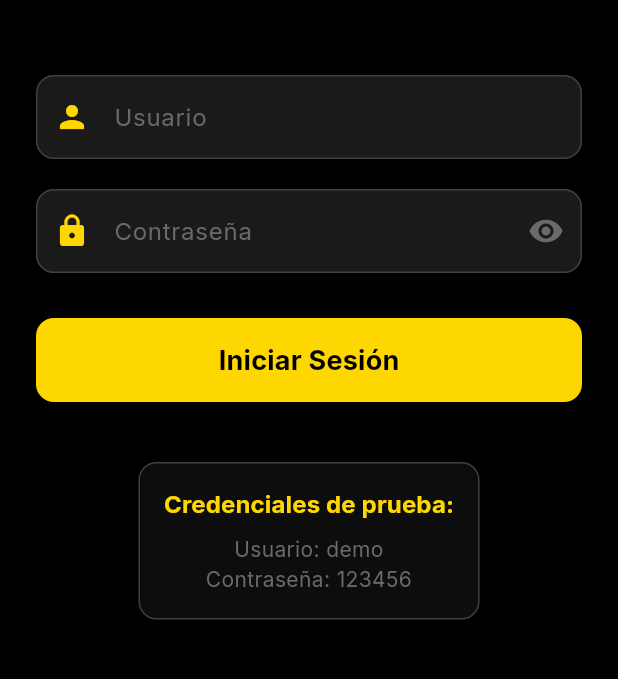
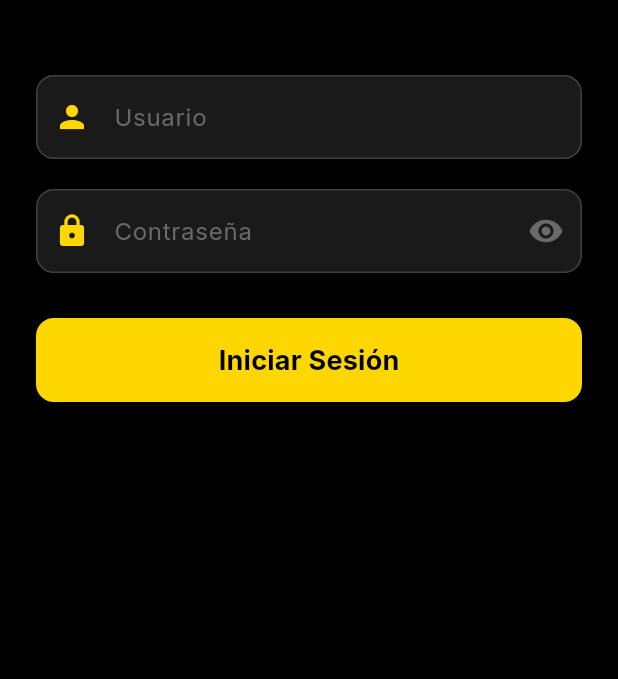
Before and after one commit to williamthegreatsaviour/gs-films, a Flutter app: the screen it shows after launch, on a phone screen of 412 x 824 dp, the part 417-1096 px from its top. Run offline on Flutter 3.47's test engine with Material 3 defaults, Android fonts, the phone set to English and light mode, and no system bars; our stand-ins replace flutter_secure_storage, google_fonts, shared_preferences, webview_flutter; accounts and stored records are empty; network calls fail.

```diff
--- a/lib/screens/login_screen.dart
+++ b/lib/screens/login_screen.dart
@@ -1,8 +1,8 @@
-import 'package:flutter/material.dart';
-import 'package:provider/provider.dart';
 import 'package:cinepulso/providers/auth_provider.dart';
 import 'package:cinepulso/screens/home_screen.dart';
 import 'package:cinepulso/theme.dart';
+import 'package:flutter/material.dart';
+import 'package:provider/provider.dart';
 
 class LoginScreen extends StatefulWidget {
   const LoginScreen({super.key});
@@ -92,23 +92,29 @@
                       controller: _usernameController,
                       decoration: InputDecoration(
                         labelText: 'Usuario',
-                        labelStyle: const TextStyle(color: GSFilmsColors.lightGray),
-                        prefixIcon: const Icon(Icons.person, color: GSFilmsColors.neonGold),
+                        labelStyle:
+                            const TextStyle(color: GSFilmsColors.lightGray),
+                        prefixIcon: const Icon(Icons.person,
+                            color: GSFilmsColors.neonGold),
                         enabledBorder: OutlineInputBorder(
                           borderRadius: BorderRadius.circular(12),
-                          borderSide: const BorderSide(color: GSFilmsColors.mediumGray),
+                          borderSide:
+                              const BorderSide(color: GSFilmsColors.mediumGray),
                         ),
                         focusedBorder: OutlineInputBorder(
                           borderRadius: BorderRadius.circular(12),
-                          borderSide: const BorderSide(color: GSFilmsColors.neonGold),
+                          borderSide:
+                              const BorderSide(color: GSFilmsColors.neonGold),
                         ),
                         errorBorder: OutlineInputBorder(
                           borderRadius: BorderRadius.circular(12),
-                          borderSide: const BorderSide(color: GSFilmsColors.error),
+                          borderSide:
+                              const BorderSide(color: GSFilmsColors.error),
                         ),
                         focusedErrorBorder: OutlineInputBorder(
                           borderRadius: BorderRadius.circular(12),
-                          borderSide: const BorderSide(color: GSFilmsColors.error),
+                          borderSide:
+                              const BorderSide(color: GSFilmsColors.error),
                         ),
                         filled: true,
                         fillColor: GSFilmsColors.charcoal,
@@ -128,11 +134,15 @@
                       obscureText: _obscurePassword,
                       decoration: InputDecoration(
                         labelText: 'Contraseña',
-                        labelStyle: const TextStyle(color: GSFilmsColors.lightGray),
-                        prefixIcon: const Icon(Icons.lock, color: GSFilmsColors.neonGold),
+                        labelStyle:
+                            const TextStyle(color: GSFilmsColors.lightGray),
+                        prefixIcon: const Icon(Icons.lock,
+                            color: GSFilmsColors.neonGold),
                         suffixIcon: IconButton(
                           icon: Icon(
-                            _obscurePassword ? Icons.visibility : Icons.visibility_off,
+                            _obscurePassword
+                                ? Icons.visibility
+                                : Icons.visibility_off,
                             color: GSFilmsColors.lightGray,
                           ),
                           onPressed: () {
@@ -143,19 +153,23 @@
                         ),
                         enabledBorder: OutlineInputBorder(
                           borderRadius: BorderRadius.circular(12),
-                          borderSide: const BorderSide(color: GSFilmsColors.mediumGray),
+                          borderSide:
+                              const BorderSide(color: GSFilmsColors.mediumGray),
                         ),
                         focusedBorder: OutlineInputBorder(
                           borderRadius: BorderRadius.circular(12),
-                          borderSide: const BorderSide(color: GSFilmsColors.neonGold),
+                          borderSide:
+                              const BorderSide(color: GSFilmsColors.neonGold),
                         ),
                         errorBorder: OutlineInputBorder(
                           borderRadius: BorderRadius.circular(12),
-                          borderSide: const BorderSide(color: GSFilmsColors.error),
+                          borderSide:
+                              const BorderSide(color: GSFilmsColors.error),
                         ),
                         focusedErrorBorder: OutlineInputBorder(
                           borderRadius: BorderRadius.circular(12),
-                          borderSide: const BorderSide(color: GSFilmsColors.error),
+                          borderSide:
+                              const BorderSide(color: GSFilmsColors.error),
                         ),
                         filled: true,
                         fillColor: GSFilmsColors.charcoal,
@@ -178,18 +192,22 @@
                               Container(
                                 padding: const EdgeInsets.all(12),
                                 decoration: BoxDecoration(
-                                  color: GSFilmsColors.error.withValues(alpha: 0.1),
+                                  color: GSFilmsColors.error
+                                      .withValues(alpha: 0.1),
                                   borderRadius: BorderRadius.circular(8),
-                                  border: Border.all(color: GSFilmsColors.error),
+                                  border:
+                                      Border.all(color: GSFilmsColors.error),
                                 ),
                                 child: Row(
                                   children: [
-                                    const Icon(Icons.error, color: GSFilmsColors.error),
+                                    const Icon(Icons.error,
+                                        color: GSFilmsColors.error),
                                     const SizedBox(width: 8),
                                     Expanded(
                                       child: Text(
                                         authProvider.error!,
-                                        style: const TextStyle(color: GSFilmsColors.error),
+                                        style: const TextStyle(
+                                            color: GSFilmsColors.error),
                                       ),
                                     ),
                                   ],
@@ -223,14 +241,17 @@
                                     height: 24,
                                     child: CircularProgressIndicator(
                                       valueColor: AlwaysStoppedAnimation<Color>(
-                                        GSFilmsColors.black,
+                                        GSFilmsColors.white,
                                       ),
                                       strokeWidth: 2,
                                     ),
                                   )
                                 : Text(
                                     'Iniciar Sesión',
-                                    style: Theme.of(context).textTheme.titleMedium?.copyWith(
+                                    style: Theme.of(context)
+                                        .textTheme
+                                        .titleMedium
+                                        ?.copyWith(
                                           fontWeight: FontWeight.bold,
                                           color: GSFilmsColors.black,
                                         ),
@@ -242,33 +263,6 @@
                   ],
                 ),
               ),
-              const SizedBox(height: 40),
-              // Demo credentials
-              Container(
-                padding: const EdgeInsets.all(16),
-                decoration: BoxDecoration(
-                  color: GSFilmsColors.charcoal.withValues(alpha: 0.5),
-                  borderRadius: BorderRadius.circular(12),
-                  border: Border.all(color: GSFilmsColors.mediumGray),
-                ),
-                child: Column(
-                  children: [
-                    Text(
-                      'Credenciales de prueba:',
-                      style: Theme.of(context).textTheme.titleSmall?.copyWith(
-                        color: GSFilmsColors.neonGold,
-                        fontWeight: FontWeight.bold,
-                      ),
-                    ),
-                    const SizedBox(height: 8),
-                    const Text(
-                      'Usuario: demo\nContraseña: 123456',
-                      style: TextStyle(color: GSFilmsColors.lightGray),
-                      textAlign: TextAlign.center,
-                    ),
-                  ],
-                ),
-              ),
             ],
           ),
         ),
--- a/pubspec.yaml
+++ b/pubspec.yaml
@@ -1,7 +1,7 @@
 name: cinepulso
 description: "Sumérgete en el universo cinematográfico de GSFilms con esta elegante aplicación móvil en Flutter, tu portal personal a un mundo de películas, diseñada con un tema oscuro y toques dorados neón para una experiencia visual inmersiva."
 publish_to: "none"
-version: 1.0.0
+version: 1.0.1+1
 
 environment:
   sdk: ^3.6.0
```
Also changed, not shown: 26 other files. Lines whose indentation alone changed are shown as unchanged.
